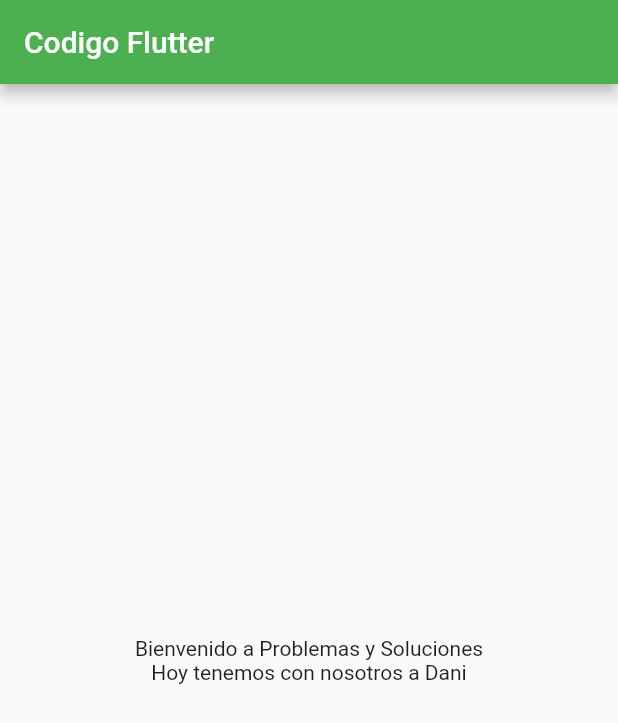
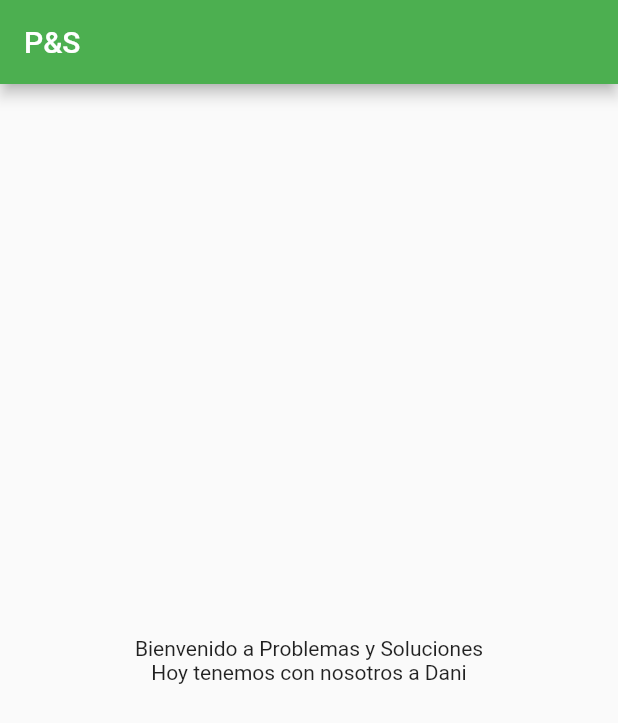
Before and after one commit to dmontil/translate_example, a Flutter app: the screen it shows after launch, on a phone screen of 412 x 824 dp. Shown: the top 723 px of the screen. Run offline on Flutter 3.47's test engine with Material 2 defaults, Android fonts, the phone set to English and light mode, and no system bars; missing offline and left inert: i18n.

Commit message:
remove string

```diff
--- a/lib/main.dart
+++ b/lib/main.dart
@@ -19,7 +19,7 @@ class MyApp extends StatelessWidget {
       ],
 
       home: Scaffold(
-        appBar: AppBar(title: Text('Codigo Flutter'),backgroundColor: Colors.green,),
+        appBar: AppBar(title: Text('P&S'),backgroundColor: Colors.green,),
         body: BodyOne()
       ),
     );
@@ -29,7 +29,6 @@ class MyApp extends StatelessWidget {
 List<Locale> supportedLocales() => [
   const Locale('en'),
   const Locale('es'),
-  const Locale('de'),
 ];
 
 
@@ -42,7 +41,6 @@ class BodyOne extends StatelessWidget {
         children: [
           Text(context.t().home.title),
           Text(context.t().home.name('Dani')),
-          // Text(('a'))
         ]
       ),
     );
```
